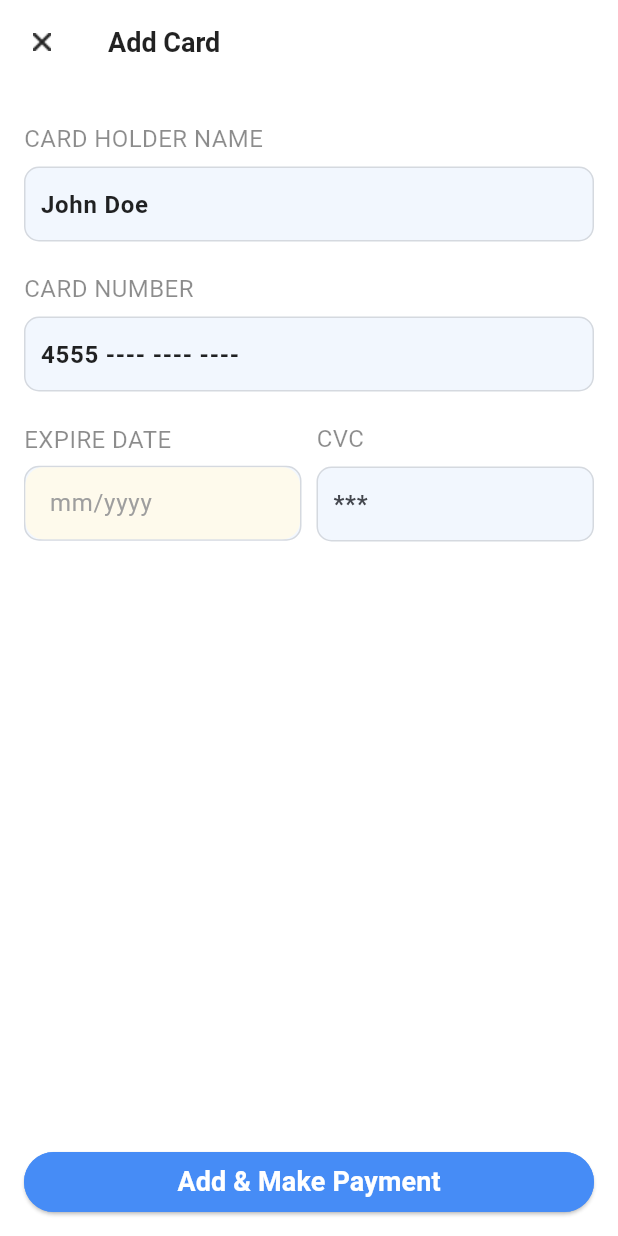
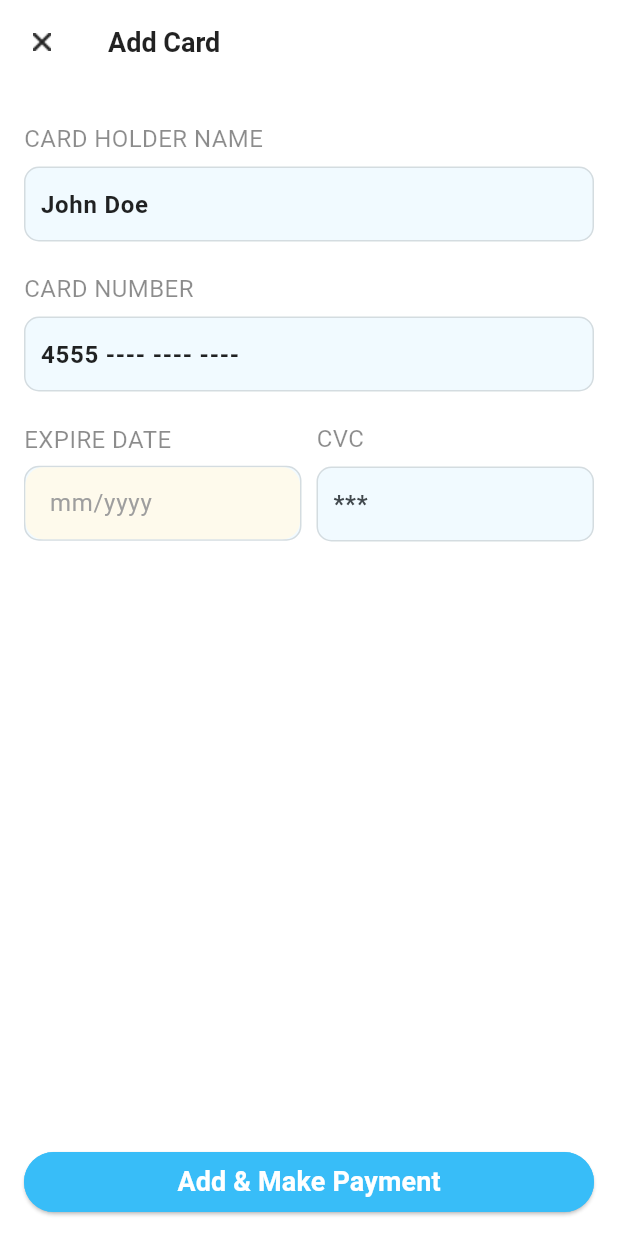
Before and after one commit to uzzalbiswas171/Rapid-Project-Model, a Flutter app: the AddCardScreen screen opened directly, on a phone screen of 412 x 824 dp. Run offline on Flutter 3.47's test engine with Material 3 defaults, Android fonts, the phone set to English and light mode, and no system bars; our stand-ins replace cached_network_image, carousel_slider, connectivity_plus, flutter_switch, get_storage, google_maps_flutter and 8 more; accounts and stored records are empty; network calls fail; Roboto replaces fonts that are missing (Poppins).

Commit message:
done added

```diff
--- a/lib/core/const/color_const.dart
+++ b/lib/core/const/color_const.dart
@@ -3,7 +3,7 @@
 import 'dart:ui';
 
 class ColorConst{
-  static const baseColor = Color(0xff468cf6);
+  static const baseColor = Color(0xff38BDF8);
   static const sliverAppbarColor = Color(0xffF6E2AD);
   static const foodCardBacColor = Color(0xffF9EBC8);
   static const defaultBackground = Color(0xFFFFF8E1);
```
Also changed, not shown: assets/OrderSuccessfull/bykedelivery.png, assets/socialLink/paymentSuccessfull.png, assets/splash_screen_demo/otpVerifyScreen.png, assets/splash_screen_demo/splashOneCenterLogo.png, assets/splash_screen_demo/splash_two_top_corner.png.
